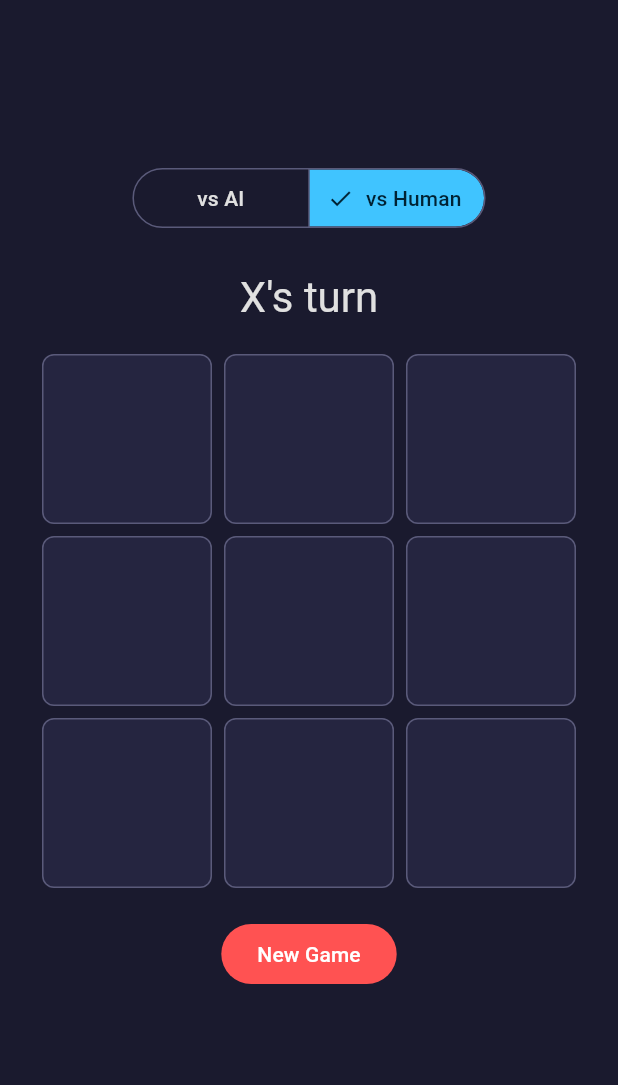
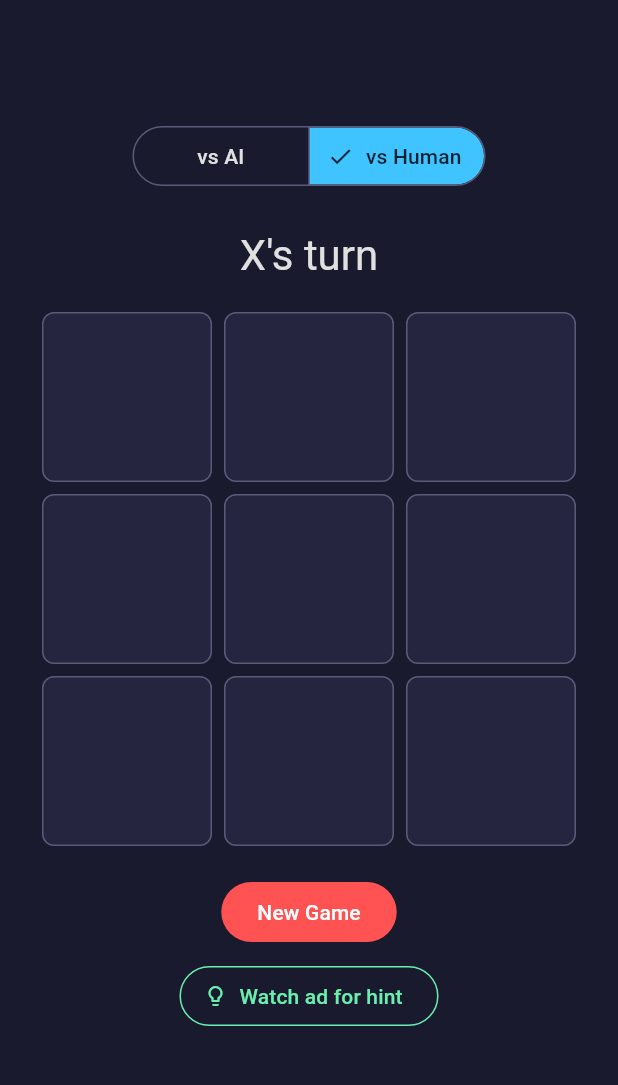
Before and after one commit to MichaelKuen/tictactoe, a Flutter app: the screen it shows after launch, after a tap on "vs Human", on a phone screen of 412 x 824 dp, the part 84-1169 px from its top. Run offline on Flutter 3.47's test engine with Material 3 defaults, Android fonts, the phone set to English and light mode, and no system bars; our stand-ins replace google_mobile_ads; network calls fail.

Commit message:
feat(admob): integrate Google AdMob — banner, interstitial, rewarded video
- AdManager singleton: SDK init, interstitial every 3rd game, rewarded on demand
- Banner ad pinned to Scaffold.bottomNavigationBar (Android/iOS only)
- Rewarded 'Watch ad for hint' button highlights best move cell in green
- CellWidget.hinted + BoardWidget.hintCell params for green hint highlight
- AndroidManifest.xml: INTERNET permission + AdMob test App ID
- All ad unit IDs are Google test IDs — replace before release
- Ads suppressed on Web/Windows via defaultTargetPlatform guard

Co-Authored-By: Claude Sonnet 4.6 <noreply@anthropic.com>

```diff
--- /dev/null
+++ b/lib/ads/ad_manager.dart
@@ -0,0 +1,108 @@
+// Copyright © FullStackShack. All rights reserved.
+// Unauthorised use, reproduction, or distribution is strictly prohibited.
+import 'package:flutter/foundation.dart';
+import 'package:google_mobile_ads/google_mobile_ads.dart';
+
+class AdManager {
+  AdManager._();
+  static final AdManager instance = AdManager._();
+
+  InterstitialAd? _interstitialAd;
+  RewardedAd? _rewardedAd;
+  int _gameCount = 0;
+  bool _ready = false;
+
+  static bool get _supported =>
+      !kIsWeb &&
+      (defaultTargetPlatform == TargetPlatform.android ||
+          defaultTargetPlatform == TargetPlatform.iOS);
+
+  // --- Google test ad unit IDs (replace with real IDs before release) ---
+  static String get _interstitialId =>
+      defaultTargetPlatform == TargetPlatform.android
+          ? 'ca-app-pub-3940256099942544/1033173712'
+          : 'ca-app-pub-3940256099942544/4411468910';
+
+  static String get _rewardedId =>
+      defaultTargetPlatform == TargetPlatform.android
+          ? 'ca-app-pub-3940256099942544/5224354917'
+          : 'ca-app-pub-3940256099942544/1712485313';
+
+  Future<void> initialize() async {
+    if (!_supported) return;
+    await MobileAds.instance.initialize();
+    _ready = true;
+    _loadInterstitial();
+    _loadRewarded();
+  }
+
+  bool get isRewardedReady => _rewardedAd != null;
+
+  // Called by GameScreen on game over. Shows interstitial every 3rd game.
+  void onGameEnded() {
+    if (!_ready) return;
+    _gameCount++;
+    if (_gameCount % 3 == 0 && _interstitialAd != null) {
+      _interstitialAd!.show();
+      _interstitialAd = null;
+    }
+  }
+
+  void showRewarded(void Function() onEarned) {
+    if (_rewardedAd == null) return;
+    _rewardedAd!.show(
+      onUserEarnedReward: (ad, reward) => onEarned(),
+    );
+    _rewardedAd = null;
+  }
+
+  void _loadInterstitial() {
+    InterstitialAd.load(
+      adUnitId: _interstitialId,
+      request: const AdRequest(),
+      adLoadCallback: InterstitialAdLoadCallback(
+        onAdLoaded: (ad) {
+          _interstitialAd = ad;
+          ad.fullScreenContentCallback = FullScreenContentCallback(
+            onAdDismissedFullScreenContent: (ad) {
+              ad.dispose();
+              _interstitialAd = null;
+              _loadInterstitial();
+            },
+            onAdFailedToShowFullScreenContent: (ad, _) {
+              ad.dispose();
+              _interstitialAd = null;
+              _loadInterstitial();
+            },
+          );
+        },
+        onAdFailedToLoad: (_) => _loadInterstitial(),
+      ),
+    );
+  }
+
+  void _loadRewarded() {
+    RewardedAd.load(
+      adUnitId: _rewardedId,
+      request: const AdRequest(),
+      rewardedAdLoadCallback: RewardedAdLoadCallback(
+        onAdLoaded: (ad) {
+          _rewardedAd = ad;
+          ad.fullScreenContentCallback = FullScreenContentCallback(
+            onAdDismissedFullScreenContent: (ad) {
+              ad.dispose();
+              _rewardedAd = null;
+              _loadRewarded();
+            },
+            onAdFailedToShowFullScreenContent: (ad, _) {
+              ad.dispose();
+              _rewardedAd = null;
+              _loadRewarded();
+            },
+          );
+        },
+        onAdFailedToLoad: (_) => _loadRewarded(),
+      ),
+    );
+  }
+}
--- a/lib/main.dart
+++ b/lib/main.dart
@@ -1,9 +1,12 @@
 // Copyright © FullStackShack. All rights reserved.
 // Unauthorised use, reproduction, or distribution is strictly prohibited.
 import 'package:flutter/material.dart';
+import 'ads/ad_manager.dart';
 import 'ui/game_screen.dart';
 
-void main() {
+void main() async {
+  WidgetsFlutterBinding.ensureInitialized();
+  await AdManager.instance.initialize();
   runApp(const TicTacToeApp());
 }
 
--- a/lib/ui/board_widget.dart
+++ b/lib/ui/board_widget.dart
@@ -8,12 +8,14 @@ class BoardWidget extends StatelessWidget {
   final Board board;
   final void Function(int index)? onCellTap;
   final List<int>? winningLine;
+  final int? hintCell;
 
   const BoardWidget({
     super.key,
     required this.board,
     this.onCellTap,
     this.winningLine,
+    this.hintCell,
   });
 
   @override
@@ -30,6 +32,7 @@ class BoardWidget extends StatelessWidget {
           key: ValueKey('cell_$index'),
           player: board[index],
           highlighted: winningLine?.contains(index) ?? false,
+          hinted: hintCell == index,
           onTap: onCellTap != null ? () => onCellTap!(index) : null,
         ),
       ),
--- a/lib/ui/cell_widget.dart
+++ b/lib/ui/cell_widget.dart
@@ -7,12 +7,14 @@ class CellWidget extends StatelessWidget {
   final Player? player;
   final VoidCallback? onTap;
   final bool highlighted;
+  final bool hinted;
 
   const CellWidget({
     super.key,
     required this.player,
     this.onTap,
     this.highlighted = false,
+    this.hinted = false,
   });
 
   @override
@@ -22,20 +24,31 @@ class CellWidget extends StatelessWidget {
         ? theme.colorScheme.primary
         : theme.colorScheme.secondary;
 
+    final Color bgColor;
+    final Color borderColor;
+    final double borderWidth;
+
+    if (highlighted) {
+      bgColor = const Color(0x44FFD740);
+      borderColor = const Color(0xFFFFD740);
+      borderWidth = 2.5;
+    } else if (hinted) {
+      bgColor = const Color(0x4469F0AE);
+      borderColor = const Color(0xFF69F0AE);
+      borderWidth = 2.5;
+    } else {
+      bgColor = const Color(0xFF252540);
+      borderColor = theme.colorScheme.outline;
+      borderWidth = 1;
+    }
+
     return GestureDetector(
       onTap: player == null ? onTap : null,
       child: Container(
         margin: const EdgeInsets.all(4),
         decoration: BoxDecoration(
-          color: highlighted
-              ? const Color(0x44FFD740)
-              : const Color(0xFF252540),
-          border: Border.all(
-            color: highlighted
-                ? const Color(0xFFFFD740)
-                : theme.colorScheme.outline,
-            width: highlighted ? 2.5 : 1,
-          ),
+          color: bgColor,
+          border: Border.all(color: borderColor, width: borderWidth),
           borderRadius: BorderRadius.circular(8),
         ),
         child: Center(
--- a/lib/ui/game_screen.dart
+++ b/lib/ui/game_screen.dart
@@ -1,7 +1,10 @@
 // Copyright © FullStackShack. All rights reserved.
 // Unauthorised use, reproduction, or distribution is strictly prohibited.
 import 'dart:async';
+import 'package:flutter/foundation.dart';
 import 'package:flutter/material.dart';
+import 'package:google_mobile_ads/google_mobile_ads.dart';
+import '../ads/ad_manager.dart';
 import '../game/ai.dart';
 import '../game/game.dart';
 import '../game/game_status.dart';
@@ -20,22 +23,64 @@ class _GameScreenState extends State<GameScreen> {
   bool _vsAi = true;
   bool _aiThinking = false;
   Timer? _aiTimer;
+  int? _hintCell;
+
+  // Banner ad — managed here so it is tied to this widget's lifecycle.
+  BannerAd? _bannerAd;
+  bool _bannerLoaded = false;
+
+  static bool get _adsSupported =>
+      !kIsWeb &&
+      (defaultTargetPlatform == TargetPlatform.android ||
+          defaultTargetPlatform == TargetPlatform.iOS);
+
+  // Google test banner ID — replace with real ID before release.
+  static const String _bannerAdUnitId =
+      'ca-app-pub-3940256099942544/6300978111';
+
+  @override
+  void initState() {
+    super.initState();
+    _loadBanner();
+  }
+
+  void _loadBanner() {
+    if (!_adsSupported) return;
+    _bannerAd = BannerAd(
+      adUnitId: _bannerAdUnitId,
+      size: AdSize.banner,
+      request: const AdRequest(),
+      listener: BannerAdListener(
+        onAdLoaded: (_) => setState(() => _bannerLoaded = true),
+        onAdFailedToLoad: (ad, _) {
+          ad.dispose();
+          _bannerAd = null;
+        },
+      ),
+    )..load();
+  }
+
+  @override
+  void dispose() {
+    _bannerAd?.dispose();
+    _aiTimer?.cancel();
+    super.dispose();
+  }
 
   bool get _isAiTurn =>
       _vsAi && !_game.isOver && _game.currentPlayer == Player.o;
 
-  @override
-  void dispose() {
-    _aiTimer?.cancel();
-    super.dispose();
-  }
-
   void _onCellTap(int index) {
     if (_aiThinking) return;
     setState(() {
+      _hintCell = null;
       _game = _game.move(index);
     });
-    if (_isAiTurn) _scheduleAiMove();
+    if (_game.isOver) {
+      AdManager.instance.onGameEnded();
+    } else if (_isAiTurn) {
+      _scheduleAiMove();
+    }
   }
 
   void _scheduleAiMove() {
@@ -46,6 +91,7 @@ class _GameScreenState extends State<GameScreen> {
         _game = _game.move(AiPlayer.bestMove(_game.board, Player.o));
         _aiThinking = false;
       });
+      if (_game.isOver) AdManager.instance.onGameEnded();
     });
   }
 
@@ -58,6 +104,7 @@ class _GameScreenState extends State<GameScreen> {
   void _reset() {
     setState(() {
       _cancelAiTimer();
+      _hintCell = null;
       _game = _game.reset();
     });
   }
@@ -65,8 +112,24 @@ class _GameScreenState extends State<GameScreen> {
   void _setMode(bool vsAi) {
     setState(() {
       _cancelAiTimer();
+      _hintCell = null;
       _vsAi = vsAi;
       _game = Game.start();
+    });
+  }
+
+  void _onHintTapped() {
+    if (!AdManager.instance.isRewardedReady) {
+      ScaffoldMessenger.of(context).showSnackBar(
+        const SnackBar(
+            content: Text('Hint ad not ready yet — try again shortly.')),
+      );
+      return;
+    }
+    AdManager.instance.showRewarded(() {
+      if (!mounted) return;
+      final best = AiPlayer.bestMove(_game.board, _game.currentPlayer);
+      setState(() => _hintCell = best);
     });
   }
 
@@ -86,6 +149,9 @@ class _GameScreenState extends State<GameScreen> {
     }
   }
 
+  bool get _canHint =>
+      !_game.isOver && !_aiThinking && !_isAiTurn && _hintCell == null;
+
   Widget _buildBoard(bool boardEnabled) {
     return Flexible(
       child: AspectRatio(
@@ -95,6 +161,7 @@ class _GameScreenState extends State<GameScreen> {
           child: BoardWidget(
             board: _game.board,
             winningLine: _game.board.winningLine,
+            hintCell: _hintCell,
             onCellTap: boardEnabled ? _onCellTap : null,
           ),
         ),
@@ -123,6 +190,10 @@ class _GameScreenState extends State<GameScreen> {
           _buildBoard(boardEnabled),
           const SizedBox(height: 16),
           FilledButton(onPressed: _reset, child: const Text('New Game')),
+          if (_canHint) ...[
+            const SizedBox(height: 8),
+            _HintButton(onTap: _onHintTapped),
+          ],
         ],
       ),
     );
@@ -135,10 +206,7 @@ class _GameScreenState extends State<GameScreen> {
     return Row(
       crossAxisAlignment: CrossAxisAlignment.stretch,
       children: [
-        // Mirror spacer — keeps the board visually centred
         const SizedBox(width: sidebarWidth),
-
-        // Board area
         Expanded(
           child: Padding(
             padding: const EdgeInsets.all(32),
@@ -152,15 +220,11 @@ class _GameScreenState extends State<GameScreen> {
             ),
           ),
         ),
-
-        // Right sidebar
         Container(
           width: sidebarWidth,
           decoration: const BoxDecoration(
             color: Color(0xFF252540),
-            border: Border(
-              left: BorderSide(color: Color(0xFF5A5A7A)),
-            ),
+            border: Border(left: BorderSide(color: Color(0xFF5A5A7A))),
           ),
           padding: const EdgeInsets.symmetric(horizontal: 16, vertical: 32),
           child: Column(
@@ -189,10 +253,11 @@ class _GameScreenState extends State<GameScreen> {
               const SizedBox(height: 32),
               const Divider(color: Color(0xFF5A5A7A)),
               const SizedBox(height: 32),
-              FilledButton(
-                onPressed: _reset,
-                child: const Text('New Game'),
-              ),
+              FilledButton(onPressed: _reset, child: const Text('New Game')),
+              if (_canHint) ...[
+                const SizedBox(height: 8),
+                _HintButton(onTap: _onHintTapped),
+              ],
             ],
           ),
         ),
@@ -204,11 +269,21 @@ class _GameScreenState extends State<GameScreen> {
   Widget build(BuildContext context) {
     final boardEnabled = !_game.isOver && !_aiThinking && !_isAiTurn;
 
+    Widget? bannerWidget;
+    if (_bannerLoaded && _bannerAd != null) {
+      bannerWidget = SizedBox(
+        width: double.infinity,
+        height: _bannerAd!.size.height.toDouble(),
+        child: AdWidget(ad: _bannerAd!),
+      );
+    }
+
     return Scaffold(
       appBar: AppBar(
         title: const Text('Tic Tac Toe'),
         backgroundColor: const Color(0xFF252540),
       ),
+      bottomNavigationBar: bannerWidget,
       body: SafeArea(
         child: LayoutBuilder(
           builder: (context, constraints) {
@@ -218,6 +293,24 @@ class _GameScreenState extends State<GameScreen> {
             return _buildNarrowLayout(context, boardEnabled);
           },
         ),
+      ),
+    );
+  }
+}
+
+class _HintButton extends StatelessWidget {
+  final VoidCallback onTap;
+  const _HintButton({required this.onTap});
+
+  @override
+  Widget build(BuildContext context) {
+    return OutlinedButton.icon(
+      onPressed: onTap,
+      icon: const Icon(Icons.lightbulb_outline, size: 16),
+      label: const Text('Watch ad for hint'),
+      style: OutlinedButton.styleFrom(
+        foregroundColor: const Color(0xFF69F0AE),
+        side: const BorderSide(color: Color(0xFF69F0AE)),
       ),
     );
   }
--- a/pubspec.yaml
+++ b/pubspec.yaml
@@ -34,6 +34,7 @@ dependencies:
   # The following adds the Cupertino Icons font to your application.
   # Use with the CupertinoIcons class for iOS style icons.
   cupertino_icons: ^1.0.8
+  google_mobile_ads: ^9.0.0
 
 dev_dependencies:
   flutter_test:
```
Also changed, not shown: pubspec.lock, 6 other files.
